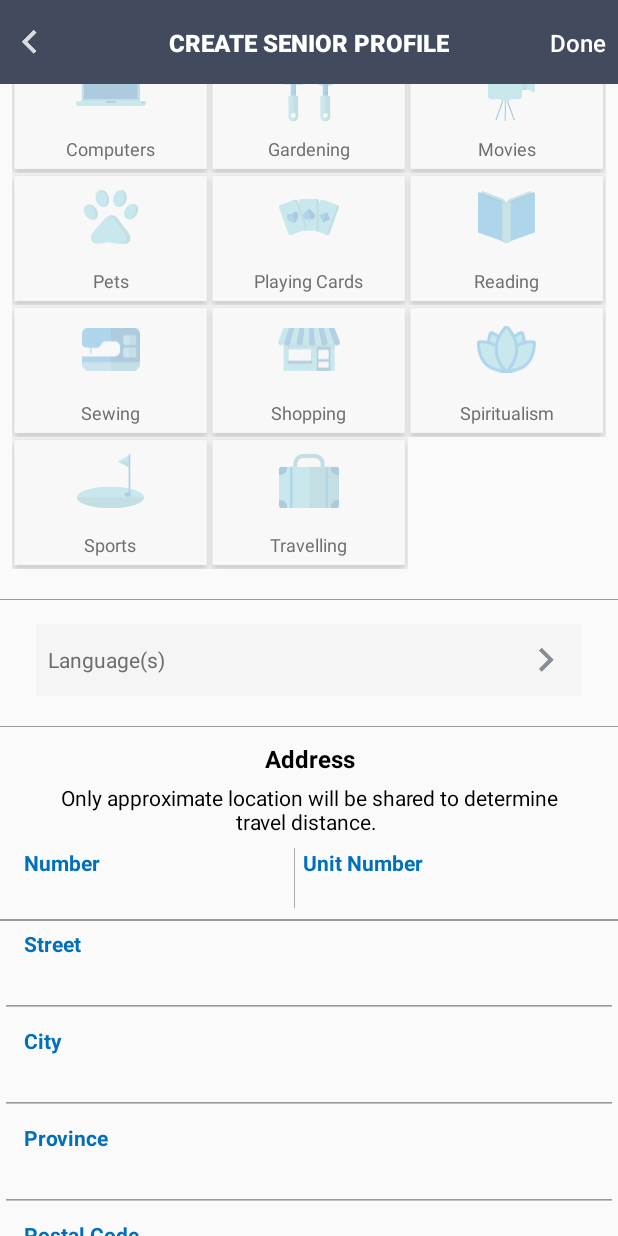
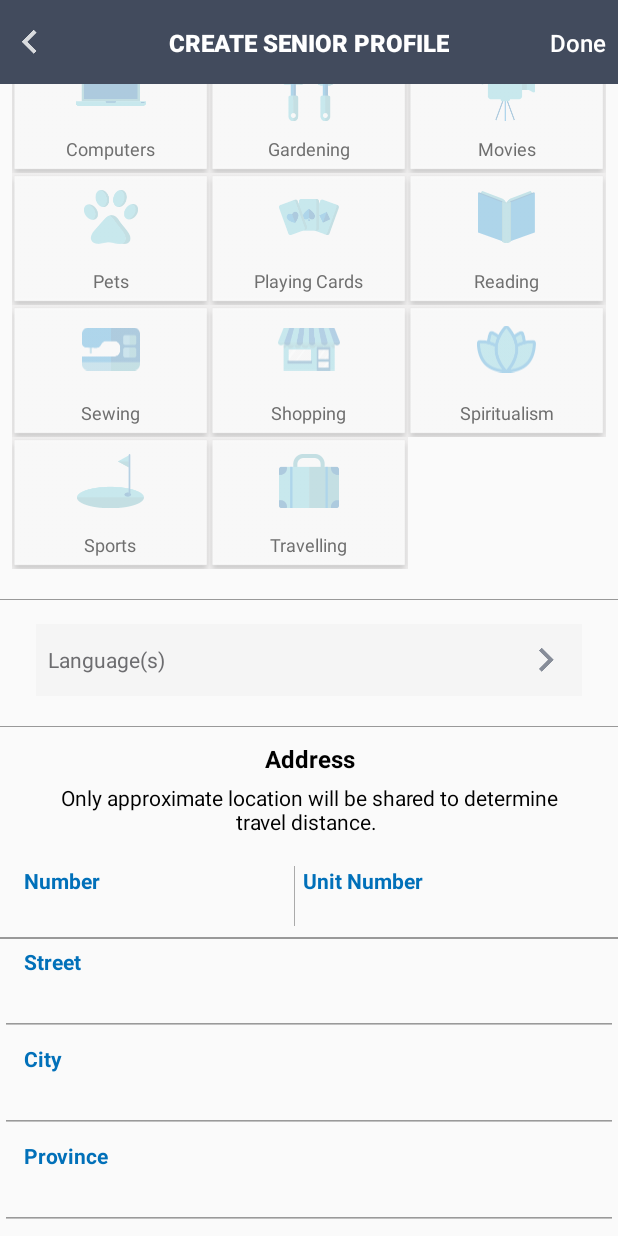
Before and after one commit to abdulrehman63/CareMapAndroid, an Android app: the CreateSeniorProfileActivity screen opened directly, with no data from a screen before it, scrolled down 1074 dp, on a phone screen of 412 x 824 dp. Run offline under Robolectric (Android 15) with nearby library versions, the light colour scheme and no system bars; our stand-ins replace CircleImageView, data binding; pictures from the network do not load.

Commit message:
UI fixes

```diff
--- a/CareMap/app/src/main/res/layout/activity_about.xml
+++ b/CareMap/app/src/main/res/layout/activity_about.xml
@@ -27,7 +27,7 @@
         android:paddingBottom="24dp"
         android:paddingEnd="8dp"
         android:paddingStart="8dp"
-
+        android:gravity="top"
         android:paddingTop="5dp"
         android:hint="Tag Line: Make it punchy and make sure you stand out from the crowd."
         android:textSize="16sp"
@@ -48,7 +48,7 @@
         android:paddingEnd="8dp"
         android:paddingStart="8dp"
         android:paddingTop="5dp"
-
+        android:gravity="top"
         android:hint="Description: Tell families your story, why you are passionate about care and what makes you a reliable and dependable care provider. Add any special skills or details, i.e you cook Chinese food. Details that can help you to be discovered if someone does a key word search. "
         android:textSize="16sp"
         android:textColor="@color/text_grey"
--- a/CareMap/app/src/main/res/layout/activity_create_senior_profile.xml
+++ b/CareMap/app/src/main/res/layout/activity_create_senior_profile.xml
@@ -289,7 +289,7 @@
                 <LinearLayout
                     android:layout_width="match_parent"
                     android:layout_height="wrap_content"
-                    android:layout_marginTop="8dp"
+                    android:layout_marginTop="20dp"
                     android:orientation="horizontal">
 
                     <LinearLayout
```
